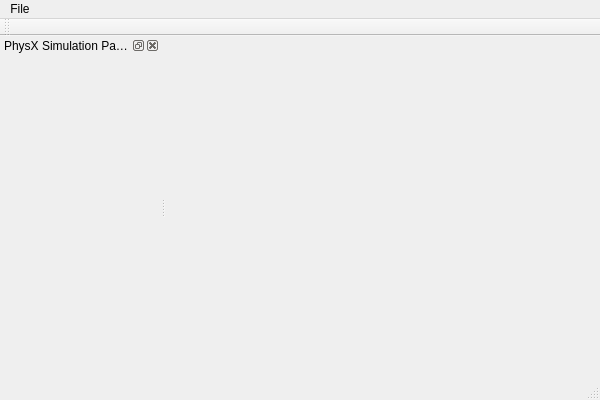
Old version of the form particlefluids.ui in the repository bwasty/particle-fluids.
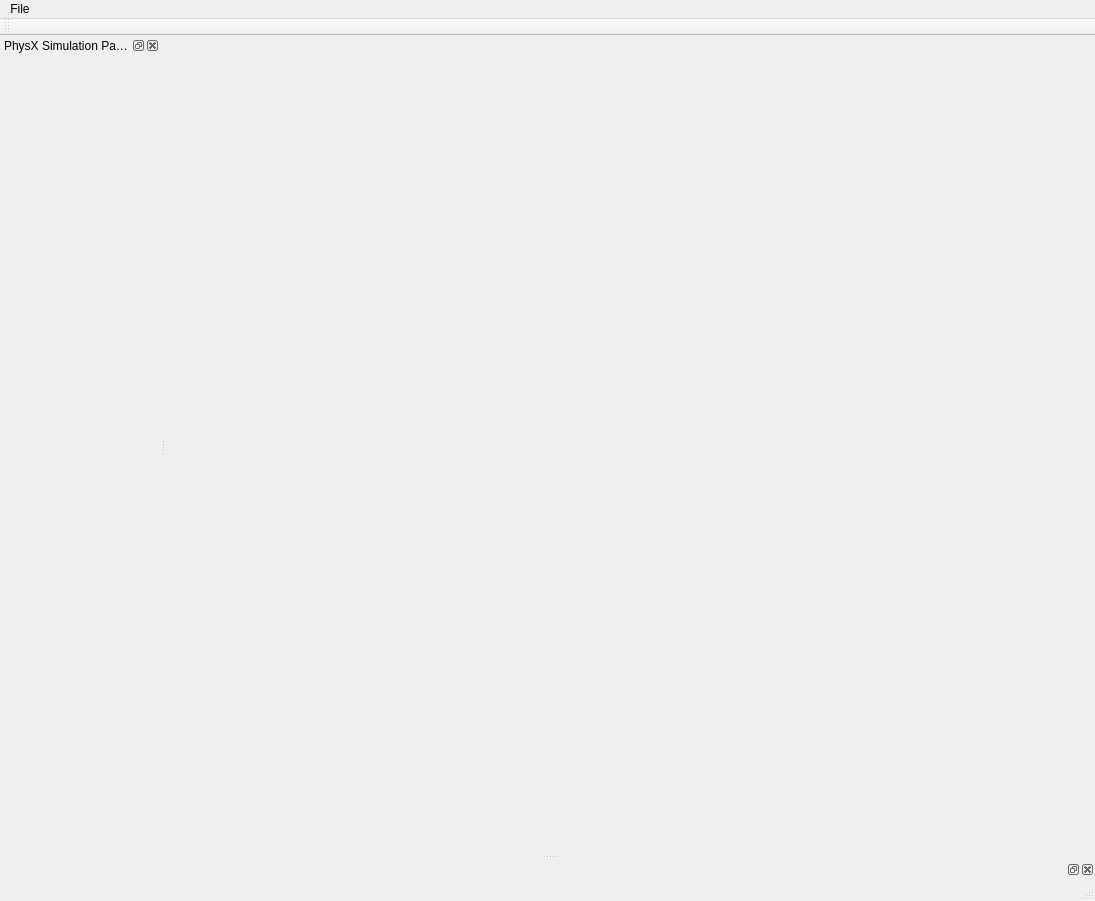
New version of the form.

Commit message: - added console window  - class qdebugstream for redirecting std::cout etc.

What changed in the file:
```diff
--- a/particlefluids.ui
+++ b/particlefluids.ui
@@ -6,8 +6,8 @@
    <rect>
     <x>0</x>
     <y>0</y>
-    <width>600</width>
-    <height>400</height>
+    <width>1095</width>
+    <height>901</height>
    </rect>
   </property>
   <property name="windowTitle">
@@ -19,7 +19,7 @@
     <rect>
      <x>0</x>
      <y>0</y>
-     <width>600</width>
+     <width>1095</width>
      <height>21</height>
     </rect>
    </property>
@@ -55,6 +55,12 @@
    </attribute>
    <widget class="QWidget" name="dockWidgetContents"/>
   </widget>
+  <widget class="QDockWidget" name="dockWidgetConsole">
+   <attribute name="dockWidgetArea">
+    <number>8</number>
+   </attribute>
+   <widget class="QWidget" name="dockWidgetContents_2"/>
+  </widget>
   <action name="actionExit">
    <property name="text">
     <string>Exit</string>
```
The commit also changes 5 other files.
